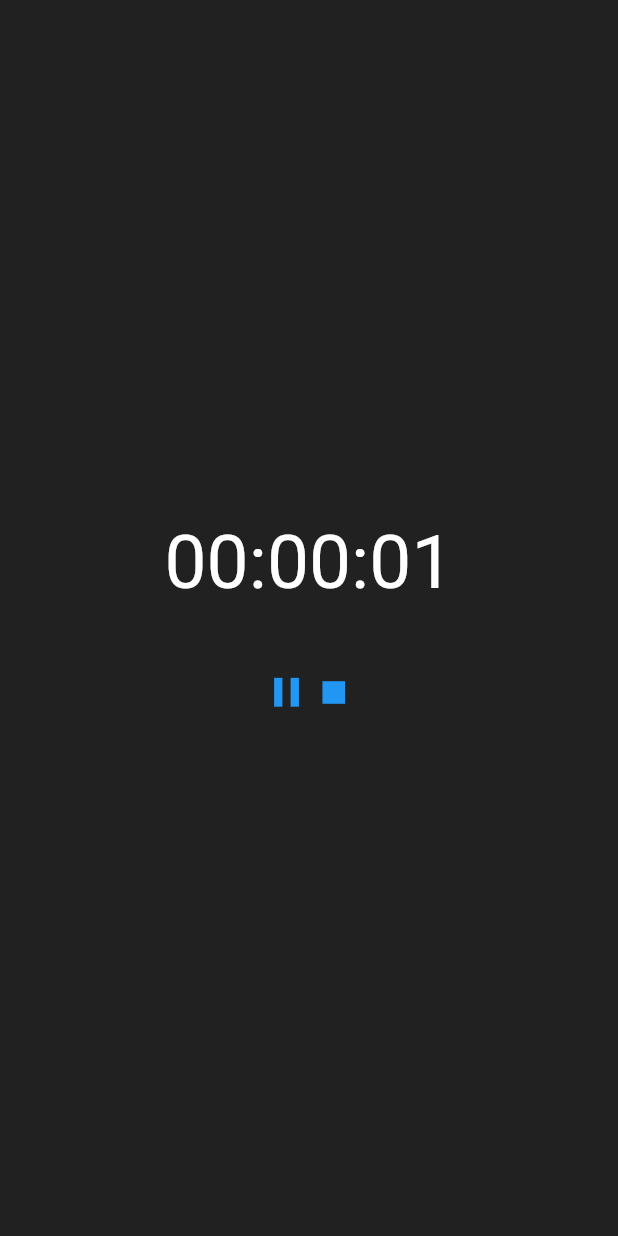
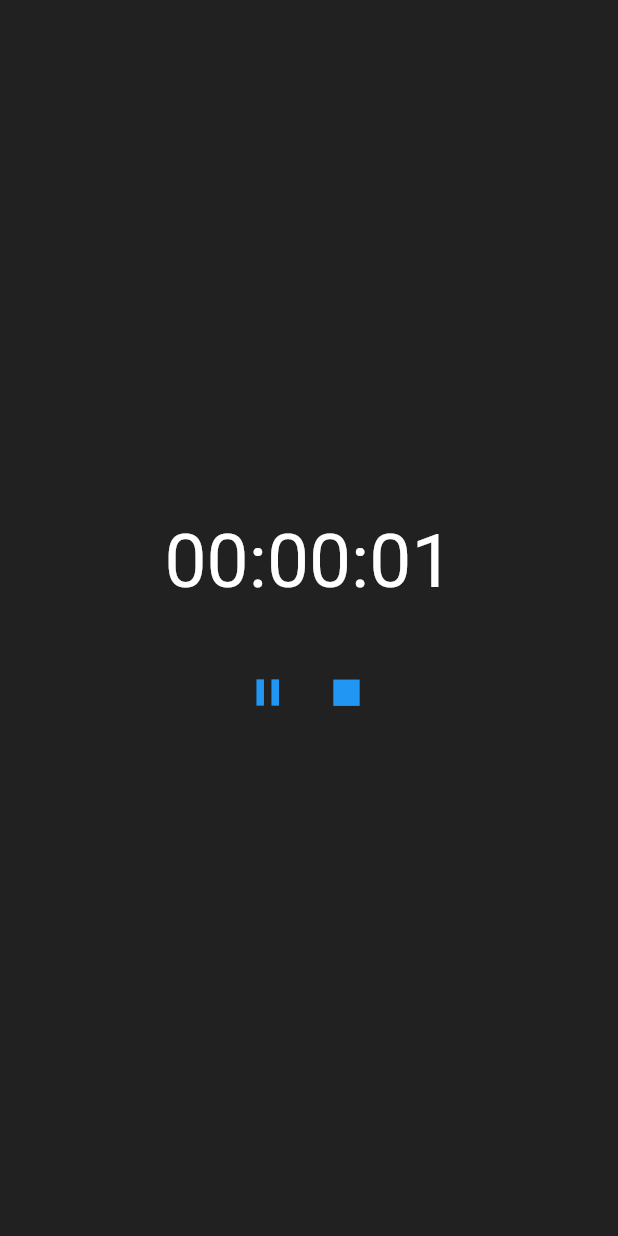
Before and after one commit to JBDionisio/flutter-stopwatch, a Flutter app: the screen it shows after launch, after a tap on the "play arrow" icon, on a phone screen of 412 x 824 dp. Run offline on Flutter 3.47's test engine with Material 2 defaults, Android fonts, the phone set to English and light mode, and no system bars; our stand-ins replace rx_notifier.

Commit message:
Fix stopwatch functions

```diff
--- a/lib/app/controllers/home_controller.dart
+++ b/lib/app/controllers/home_controller.dart
@@ -7,16 +7,17 @@ enum StopWatchMode { countDown, countUp }
 class HomeController {
   Timer _timer;
   StopWatchMode _mode = StopWatchMode.countUp;
+  final _oneSecond = const Duration(seconds: 1);
+
+  final _isStarted = RxNotifier(false);
+  bool get isStarted => _isStarted.value;
 
   final _seconds = RxNotifier<int>(0);
   final _minutes = RxNotifier<int>(0);
   final _hours = RxNotifier<int>(0);
-
   int get seconds => _seconds.value;
   int get minutes => _minutes.value;
   int get hours => _hours.value;
-
-  final _oneSecond = const Duration(seconds: 1);
 
   final _isRunning = RxNotifier(false);
   bool get isRunning => _isRunning.value;
@@ -60,9 +61,14 @@ class HomeController {
   }
 
   void stop() {
-    if (isRunning) {
-      _isRunning.value = false;
-      _timer.cancel();
+    bool isToStart = isRunning;
+
+    _isRunning.value = false;
+    _timer.cancel();
+    reset();
+
+    if(isToStart) {
+      start();
     }
   }
 
@@ -70,14 +76,14 @@ class HomeController {
     if (!isRunning) {
       _isRunning.value = true;
       _timer = new Timer.periodic(_oneSecond, callback);
+      _isStarted.value = true;
     }
   }
 
   void callback(Timer timer) {
     if (_mode == StopWatchMode.countUp) {
       _countUpLogic();
-    }
-    else {
+    } else {
       _countDownLogic();
     }
   }
@@ -86,5 +92,6 @@ class HomeController {
     _hours.value = 0;
     _seconds.value = 0;
     _minutes.value = 0;
+    _isStarted.value = false;
   }
 }
--- a/lib/app/views/home_page.dart
+++ b/lib/app/views/home_page.dart
@@ -25,7 +25,7 @@ class _HomePageState extends State<HomePage> {
           SizedBox(height: 40),
           RxBuilder(
             builder: (_) => Center(
-              child: (!controller.isRunning)
+              child: (!controller.isRunning && !controller.isStarted)
                   ? Row(
                       mainAxisSize: MainAxisSize.min,
                       children: [
@@ -42,20 +42,25 @@ class _HomePageState extends State<HomePage> {
                   : Row(
                       mainAxisSize: MainAxisSize.min,
                       children: [
-                        GestureDetector(
-                          onTap: controller.pause,
-                          child: Icon(
-                            Icons.pause,
-                            color: Theme.of(context).primaryColor,
-                            size: 33,
+                        RxBuilder(
+                          builder: (_) => GestureDetector(
+                            onTap: controller.pause,
+                            child: Icon(
+                              (controller.isRunning)
+                                  ? Icons.pause
+                                  : Icons.play_arrow,
+                              color: Theme.of(context).primaryColor,
+                              size: 30,
+                            ),
                           ),
                         ),
+                        SizedBox(width: 20),
                         GestureDetector(
                           onTap: controller.stop,
                           child: Icon(
                             Icons.stop,
                             color: Theme.of(context).primaryColor,
-                            size: 30,
+                            size: 35,
                           ),
                         ),
                       ],
```
Also changed, not shown: 1 other file.
